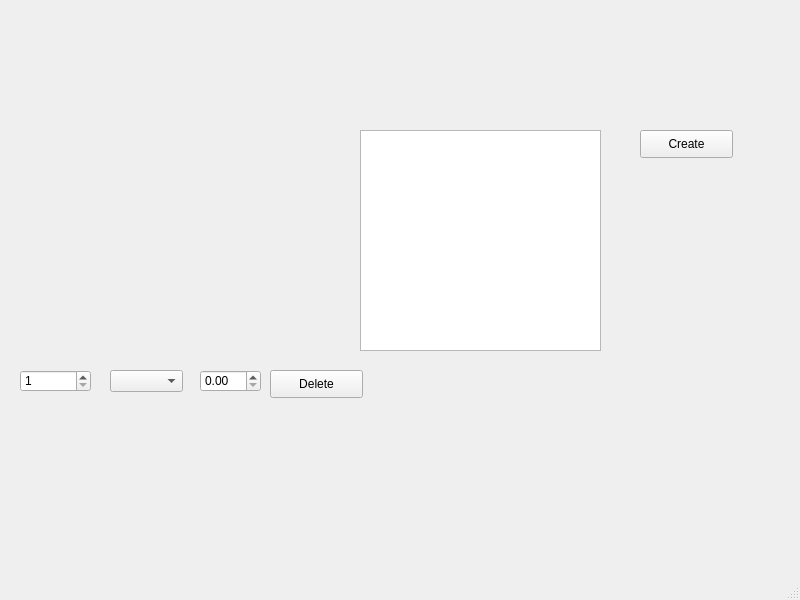
Old version of the form project/mainwindow.ui in the repository Raikils/K-28_Ivan_Murzin_project.
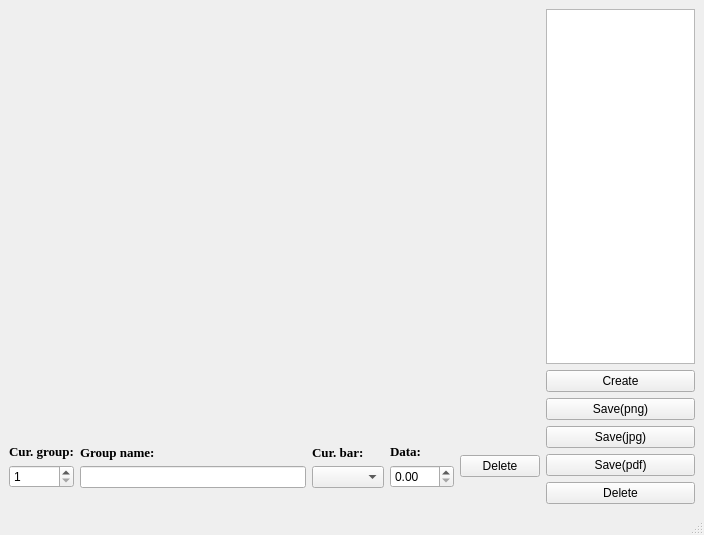
New version of the form. Custom widgets are drawn as their Qt base class.

Diff of the .ui file:
```diff
--- a/project/mainwindow.ui
+++ b/project/mainwindow.ui
@@ -6,96 +6,192 @@
    <rect>
     <x>0</x>
     <y>0</y>
-    <width>800</width>
-    <height>600</height>
+    <width>704</width>
+    <height>535</height>
    </rect>
   </property>
   <property name="windowTitle">
    <string>MainWindow</string>
   </property>
   <widget class="QWidget" name="centralwidget">
-   <widget class="QCustomPlot" name="customPlot" native="true">
-    <property name="geometry">
-     <rect>
-      <x>20</x>
-      <y>130</y>
-      <width>321</width>
-      <height>221</height>
-     </rect>
-    </property>
-   </widget>
-   <widget class="QPushButton" name="CreateButton">
-    <property name="geometry">
-     <rect>
-      <x>640</x>
-      <y>130</y>
-      <width>93</width>
-      <height>28</height>
-     </rect>
-    </property>
-    <property name="text">
-     <string>Create</string>
-    </property>
-   </widget>
-   <widget class="QListWidget" name="listWidget">
-    <property name="geometry">
-     <rect>
-      <x>360</x>
-      <y>130</y>
-      <width>241</width>
-      <height>221</height>
-     </rect>
-    </property>
-   </widget>
-   <widget class="QPushButton" name="pushButton_Delete">
-    <property name="geometry">
-     <rect>
-      <x>270</x>
-      <y>370</y>
-      <width>93</width>
-      <height>28</height>
-     </rect>
-    </property>
-    <property name="text">
-     <string>Delete</string>
-    </property>
-   </widget>
-   <widget class="QDoubleSpinBox" name="doubleSpinBox_cur_data">
-    <property name="geometry">
-     <rect>
-      <x>200</x>
-      <y>370</y>
-      <width>61</width>
-      <height>22</height>
-     </rect>
-    </property>
-    <property name="minimum">
-     <double>0.000000000000000</double>
-    </property>
-   </widget>
-   <widget class="QComboBox" name="comboBox_cur_bar">
-    <property name="geometry">
-     <rect>
-      <x>110</x>
-      <y>370</y>
-      <width>73</width>
-      <height>22</height>
-     </rect>
-    </property>
-   </widget>
-   <widget class="QSpinBox" name="spinBox_cur_tick">
-    <property name="geometry">
-     <rect>
-      <x>20</x>
-      <y>370</y>
-      <width>71</width>
-      <height>22</height>
-     </rect>
-    </property>
-    <property name="minimum">
-     <number>1</number>
-    </property>
-   </widget>
+   <layout class="QHBoxLayout" name="horizontalLayout_2">
+    <item>
+     <layout class="QVBoxLayout" name="verticalLayout_6">
+      <item>
+       <widget class="QCustomPlot" name="customPlot" native="true">
+        <property name="minimumSize">
+         <size>
+          <width>531</width>
+          <height>401</height>
+         </size>
+        </property>
+        <property name="maximumSize">
+         <size>
+          <width>531</width>
+          <height>401</height>
+         </size>
+        </property>
+       </widget>
+      </item>
+      <item>
+       <layout class="QHBoxLayout" name="horizontalLayout">
+        <item>
+         <layout class="QVBoxLayout" name="verticalLayout">
+          <item>
+           <widget class="QLabel" name="label">
+            <property name="font">
+             <font>
+              <family>Times New Roman</family>
+              <pointsize>10</pointsize>
+              <weight>75</weight>
+              <bold>true</bold>
+             </font>
+            </property>
+            <property name="text">
+             <string>Cur. group:</string>
+            </property>
+           </widget>
+          </item>
+          <item>
+           <widget class="QSpinBox" name="spinBox_cur_tick">
+            <property name="minimum">
+             <number>1</number>
+            </property>
+           </widget>
+          </item>
+         </layout>
+        </item>
+        <item>
+         <layout class="QVBoxLayout" name="verticalLayout_2">
+          <item>
+           <widget class="QLabel" name="label_2">
+            <property name="font">
+             <font>
+              <family>Times New Roman</family>
+              <pointsize>10</pointsize>
+              <weight>75</weight>
+              <bold>true</bold>
+             </font>
+            </property>
+            <property name="text">
+             <string>Group name:</string>
+            </property>
+           </widget>
+          </item>
+          <item>
+           <widget class="QLineEdit" name="lineEdit_tick_name">
+            <property name="maxLength">
+             <number>20</number>
+            </property>
+           </widget>
+          </item>
+         </layout>
+        </item>
+        <item>
+         <layout class="QVBoxLayout" name="verticalLayout_3">
+          <item>
+           <widget class="QLabel" name="label_3">
+            <property name="font">
+             <font>
+              <family>Times New Roman</family>
+              <pointsize>10</pointsize>
+              <weight>75</weight>
+              <bold>true</bold>
+             </font>
+            </property>
+            <property name="text">
+             <string>Cur. bar:</string>
+            </property>
+           </widget>
+          </item>
+          <item>
+           <widget class="QComboBox" name="comboBox_cur_bar"/>
+          </item>
+         </layout>
+        </item>
+        <item>
+         <layout class="QVBoxLayout" name="verticalLayout_4">
+          <item>
+           <widget class="QLabel" name="label_4">
+            <property name="font">
+             <font>
+              <family>Times New Roman</family>
+              <pointsize>10</pointsize>
+              <weight>75</weight>
+              <bold>true</bold>
+             </font>
+            </property>
+            <property name="text">
+             <string>Data:</string>
+            </property>
+           </widget>
+          </item>
+          <item>
+           <widget class="QDoubleSpinBox" name="doubleSpinBox_cur_data">
+            <property name="minimum">
+             <double>0.000000000000000</double>
+            </property>
+            <property name="maximum">
+             <double>100.000000000000000</double>
+            </property>
+           </widget>
+          </item>
+         </layout>
+        </item>
+        <item>
+         <widget class="QPushButton" name="pushButton_Delete">
+          <property name="text">
+           <string>Delete</string>
+          </property>
+         </widget>
+        </item>
+       </layout>
+      </item>
+     </layout>
+    </item>
+    <item>
+     <layout class="QVBoxLayout" name="verticalLayout_5">
+      <item>
+       <widget class="QListWidget" name="listWidget"/>
+      </item>
+      <item>
+       <widget class="QPushButton" name="CreateButton">
+        <property name="text">
+         <string>Create</string>
+        </property>
+       </widget>
+      </item>
+      <item>
+       <widget class="QPushButton" name="pushButton_save_png">
+        <property name="text">
+         <string>Save(png)</string>
+        </property>
+       </widget>
+      </item>
+      <item>
+       <widget class="QPushButton" name="pushButton_save_jpg">
+        <property name="text">
+         <string>Save(jpg)</string>
+        </property>
+       </widget>
+      </item>
+      <item>
+       <widget class="QPushButton" name="pushButton_save_pdf">
+        <property name="text">
+         <string>Save(pdf)</string>
+        </property>
+       </widget>
+      </item>
+      <item>
+       <widget class="QPushButton" name="pushButton_delete_plot">
+        <property name="text">
+         <string>Delete</string>
+        </property>
+       </widget>
+      </item>
+     </layout>
+    </item>
+   </layout>
   </widget>
   <widget class="QMenuBar" name="menubar">
    <property name="geometry">
```
Left out of the diff: 2 changed lines with no effect on the pictures.
